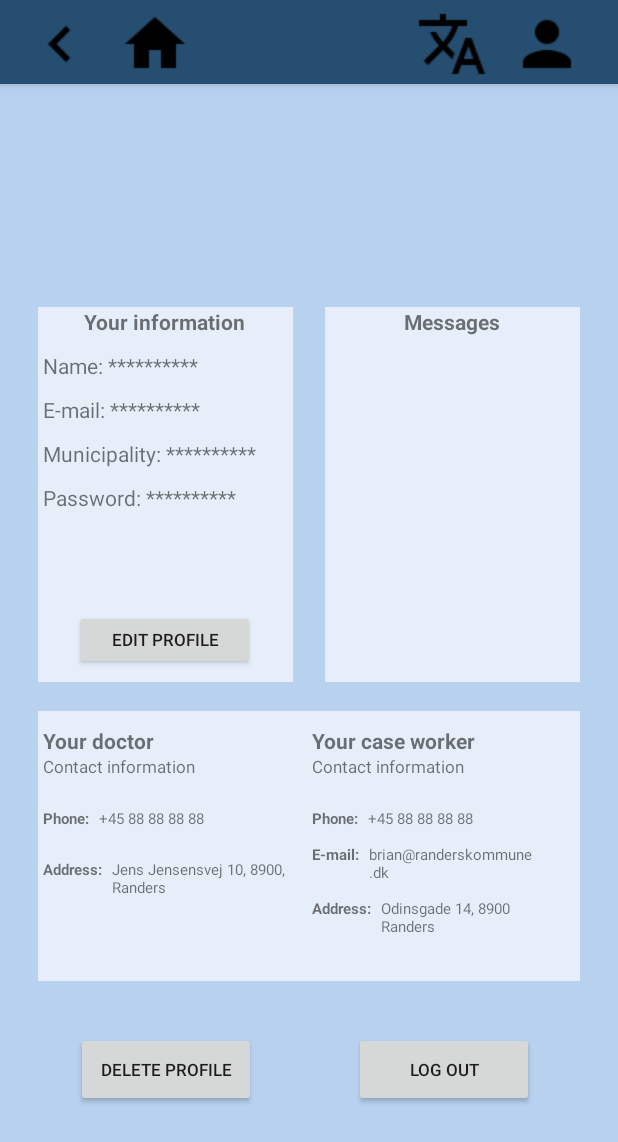
After one commit to m-kudahl/p8group1, an Android app: the ProfilePage screen opened directly, with no data from a screen before it, on a phone screen of 412 x 824 dp. The commit adds this screen. Shown: the top 1142 px of the screen. Run offline under Robolectric (Android 15) with nearby library versions, the phone set to English and light mode, and no system bars; our stand-ins replace Firebase (no records; nobody signed in at launch, a user with empty details on screens opened directly).

Commit message:
Login and subscribing to a campaign works, ProfilePage.java is partially working, still needs to have info adapted to the user

```diff
--- a/app/src/main/java/com/example/plswork/LoginActivity.java
+++ b/app/src/main/java/com/example/plswork/LoginActivity.java
@@ -40,7 +40,16 @@ public class LoginActivity extends AppCompatActivity {
 
         EditText editTextEmail = findViewById(R.id.editTextEmailAddress);
         EditText editTextPassword = findViewById(R.id.editTextPassword);
-        Button btn = (Button)findViewById(R.id.createaccountButton);
+        Button btn = (Button)findViewById(R.id.loginButton);
+        Button createBtn = (Button) findViewById(R.id.createaccountButton);
+
+        createBtn.setOnClickListener(new View.OnClickListener() {
+             @Override
+             public void onClick(View v) {
+                 Intent intent = new Intent(LoginActivity.this, RegisterActivity.class);
+                 startActivity(intent);
+             }
+        });
 
                 btn.setOnClickListener(new View.OnClickListener() {
                     @Override
@@ -53,7 +62,7 @@ public class LoginActivity extends AppCompatActivity {
 
 // Call the signInWithEmailAndPassword() method to sign in the user
                         mAuth.signInWithEmailAndPassword(email, password)
-                        .addOnCompleteListener( new OnCompleteListener<AuthResult>() {
+                                .addOnCompleteListener(new OnCompleteListener<AuthResult>() {
                                     @Override
                                     public void onComplete(@NonNull Task<AuthResult> task) {
                                         if (task.isSuccessful()) {
--- /dev/null
+++ b/app/src/main/java/com/example/plswork/ProfilePage.java
@@ -0,0 +1,32 @@
+package com.example.plswork;
+
+import androidx.appcompat.app.AppCompatActivity;
+
+import android.content.Intent;
+import android.os.Bundle;
+import android.view.View;
+import android.widget.Button;
+
+import com.google.firebase.auth.FirebaseAuth;
+
+public class ProfilePage extends AppCompatActivity {
+
+    @Override
+    protected void onCreate(Bundle savedInstanceState) {
+        super.onCreate(savedInstanceState);
+        setContentView(R.layout.activity_profile_page);
+        FirebaseAuth mAuth = FirebaseAuth.getInstance();
+
+        Button logOutBtn = (Button) findViewById(R.id.logOutBtn);
+
+        logOutBtn.setOnClickListener(new View.OnClickListener() {
+            @Override
+            public void onClick(View v) {
+                mAuth.signOut();
+                Intent intent = new Intent(ProfilePage.this, LoginActivity.class);
+                intent.addFlags(Intent.FLAG_ACTIVITY_CLEAR_TASK | Intent.FLAG_ACTIVITY_NEW_TASK);
+                startActivity(intent);
+            }
+        });
+    }
+}
--- a/app/src/main/java/com/example/plswork/Tab_Layout.java
+++ b/app/src/main/java/com/example/plswork/Tab_Layout.java
@@ -32,10 +32,19 @@ public class Tab_Layout extends AppCompatActivity {
         viewPagerAdapter = new TabLayoutViewPage(this);
         viewPager2.setAdapter(viewPagerAdapter);
 
+
         Toolbar toolbar = (Toolbar) findViewById(R.id.my_toolbar);
         setSupportActionBar(toolbar);
 
-        Button toolbarProfileBtn = (Button) findViewById(R.id.profile_btn);
+        Button toolbarProfileBtn = (Button) findViewById(R.id.profile_button);
+        toolbarProfileBtn.setOnClickListener(new View.OnClickListener() {
+            @Override
+            public void onClick(View v) {
+                Intent intent = new Intent(Tab_Layout.this, ProfilePage.class);
+                startActivity(intent);
+            }
+        });
+
 
 
 
--- /dev/null
+++ b/app/src/main/res/layout/activity_profile_page.xml
@@ -0,0 +1,424 @@
+<?xml version="1.0" encoding="utf-8"?>
+<androidx.constraintlayout.widget.ConstraintLayout xmlns:android="http://schemas.android.com/apk/res/android"
+    xmlns:app="http://schemas.android.com/apk/res-auto"
+    xmlns:tools="http://schemas.android.com/tools"
+    android:layout_width="match_parent"
+    android:layout_height="match_parent"
+    tools:context=".ProfilePage">
+
+    <include
+        layout="@layout/appbar" />
+    <RelativeLayout
+        android:layout_width="match_parent"
+        android:layout_height="match_parent"
+        android:orientation="vertical"
+        app:layout_constraintEnd_toEndOf="parent"
+        android:layout_marginTop="?attr/actionBarSize"
+
+        android:background="@color/bg">
+
+
+        <LinearLayout
+            android:layout_width="170dp"
+            android:layout_height="250dp"
+            android:layout_alignParentStart="true"
+            android:layout_alignParentBottom="true"
+            android:layout_marginStart="25dp"
+            android:layout_marginEnd="48dp"
+            android:layout_marginBottom="369dp"
+            android:background="@color/contentBox"
+            android:orientation="vertical">
+
+            <TextView
+                android:id="@+id/textViewYourInfo"
+                android:layout_width="wrap_content"
+                android:layout_height="wrap_content"
+                android:layout_gravity="center"
+                android:text="Your information"
+                android:textStyle="bold" />
+            <LinearLayout
+                android:layout_width="wrap_content"
+                android:layout_height="wrap_content"
+                android:orientation="horizontal">
+
+                <TextView
+                    android:id="@+id/textViewName"
+                    android:layout_width="wrap_content"
+                    android:paddingStart="3dp"
+                    android:layout_height="wrap_content"
+                    android:layout_weight="1"
+                    android:paddingEnd="3dp"
+                    android:paddingTop="10dp"
+                    android:text="Name:" />
+                <TextView
+                    android:id="@+id/textViewEditName"
+                    android:layout_width="wrap_content"
+                    android:layout_height="wrap_content"
+                    android:layout_weight="99"
+                    android:paddingTop="10dp"
+                    android:text="**********" />
+
+
+            </LinearLayout>
+            <LinearLayout
+                android:layout_width="wrap_content"
+                android:layout_height="wrap_content"
+                android:orientation="horizontal">
+
+                <TextView
+                    android:id="@+id/textViewEmail"
+                    android:layout_width="wrap_content"
+                    android:layout_height="wrap_content"
+                    android:layout_weight="99"
+                    android:paddingStart="3dp"
+                    android:paddingEnd="3dp"
+                    android:paddingTop="10dp"
+                    android:text="E-mail:" />
+                <TextView
+                    android:id="@+id/textViewEditEmail"
+                    android:layout_width="wrap_content"
+                    android:layout_height="wrap_content"
+                    android:layout_weight="99"
+                    android:paddingTop="10dp"
+                    android:text="**********" />
+
+            </LinearLayout>
+            <LinearLayout
+                android:layout_width="wrap_content"
+                android:layout_height="wrap_content"
+                android:orientation="horizontal">
+
+                <TextView
+                    android:id="@+id/textViewMunicipality"
+                    android:layout_width="wrap_content"
+                    android:layout_height="wrap_content"
+                    android:paddingStart="3dp"
+                    android:layout_weight="99"
+                    android:paddingEnd="3dp"
+                    android:paddingTop="10dp"
+                    android:text="Municipality:" />
+                <TextView
+                    android:id="@+id/textViewEditMunicipality"
+                    android:layout_width="wrap_content"
+                    android:layout_height="wrap_content"
+                    android:layout_weight="99"
+                    android:paddingTop="10dp"
+                    android:text="**********" />
+
+            </LinearLayout>
+            <LinearLayout
+                android:layout_width="wrap_content"
+                android:layout_height="wrap_content"
+                android:orientation="horizontal">
+
+                <TextView
+                    android:id="@+id/textViewPassword"
+                    android:layout_width="wrap_content"
+                    android:layout_height="wrap_content"
+                    android:paddingStart="3dp"
+                    android:layout_weight="99"
+                    android:paddingTop="10dp"
+                    android:paddingEnd="3dp"
+                    android:paddingBottom="65dp"
+                    android:text="Password:" />
+                <TextView
+                    android:id="@+id/textViewEditPassword"
+                    android:layout_width="wrap_content"
+                    android:layout_height="wrap_content"
+                    android:layout_weight="99"
+                    android:paddingTop="10dp"
+                    android:paddingBottom="65dp"
+                    android:text="**********" />
+
+            </LinearLayout>
+
+
+
+            <Button
+                android:layout_width="120dp"
+                android:layout_height="40dp"
+                android:layout_gravity="center"
+                android:textSize="11dp"
+                android:text="Edit Profile"/>
+
+        </LinearLayout>
+
+        <LinearLayout
+            android:layout_width="170dp"
+            android:layout_height="250dp"
+            android:layout_alignParentEnd="true"
+            android:layout_alignParentBottom="true"
+            android:layout_marginEnd="25dp"
+            android:layout_marginBottom="369dp"
+            android:background="@color/contentBox">
+            <ScrollView
+                android:layout_width="match_parent"
+                android:layout_height="match_parent"
+                android:id="@+id/messageScrollView">
+
+                <TextView
+                    android:id="@+id/textViewMessages"
+                    android:layout_width="wrap_content"
+                    android:layout_height="wrap_content"
+                    android:textStyle="bold"
+                    android:layout_gravity="center|top"
+                    android:text="Messages" />
+            </ScrollView>
+        </LinearLayout>
+
+        <LinearLayout
+            android:layout_width="360dp"
+            android:layout_height="180dp"
+            android:layout_alignParentStart="true"
+            android:layout_alignParentEnd="true"
+            android:layout_alignParentBottom="true"
+            android:layout_marginStart="25dp"
+            android:layout_marginEnd="25dp"
+            android:layout_marginBottom="170dp"
+            android:orientation="horizontal"
+            android:background="@color/contentBox">
+<LinearLayout
+    android:layout_width="179dp"
+    android:layout_height="match_parent"
+    android:orientation="vertical">
+<LinearLayout
+    android:layout_width="match_parent"
+    android:layout_height="wrap_content">
+    <TextView
+        android:id="@+id/TextViewDoctor"
+        android:layout_width="match_parent"
+        android:layout_height="wrap_content"
+        android:textStyle="bold"
+        android:paddingStart="3dp"
+        android:paddingTop="10dp"
+        android:text="Your doctor" />
+</LinearLayout>
+    <LinearLayout
+        android:layout_width="match_parent"
+        android:layout_height="wrap_content">
+    <TextView
+        android:id="@+id/textViewContactDoctor"
+        android:layout_width="wrap_content"
+        android:layout_height="wrap_content"
+        android:layout_weight="99"
+        android:textSize="11dp"
+        android:paddingStart="3dp"
+        android:text="Contact information" />
+    </LinearLayout>
+    <LinearLayout
+        android:layout_width="wrap_content"
+        android:layout_height="wrap_content"
+        android:orientation="horizontal">
+    <TextView
+        android:id="@+id/textViewDoctorPhone"
+        android:layout_width="wrap_content"
+        android:layout_height="wrap_content"
+        android:layout_weight="99"
+        android:textSize="10dp"
+        android:textStyle="bold"
+        android:paddingStart="3dp"
+        android:paddingTop="20dp"
+        android:paddingEnd="3dp"
+        android:text="Phone:" />
+    <TextView
+        android:id="@+id/textViewEditDoctorPhone"
+        android:layout_width="wrap_content"
+        android:layout_height="wrap_content"
+        android:layout_weight="99"
+        android:paddingTop="20dp"
+        android:textSize="10dp"
+        android:paddingStart="3dp"
+        android:text="+45 88 88 88 88" />
+    </LinearLayout>
+    <LinearLayout
+        android:layout_width="wrap_content"
+        android:layout_height="wrap_content"
+        android:orientation="horizontal">
+    <TextView
+        android:id="@+id/textViewDoctorAddress"
+        android:layout_width="wrap_content"
+        android:layout_height="wrap_content"
+        android:layout_weight="99"
+        android:textSize="10dp"
+        android:textStyle="bold"
+        android:paddingStart="3dp"
+        android:paddingTop="10dp"
+        android:paddingEnd="3dp"
+        android:text="Address:" />
+    <TextView
+        android:id="@+id/textViewEditDoctorAddress"
+        android:layout_width="120dp"
+        android:layout_height="wrap_content"
+        android:layout_weight="99"
+        android:paddingTop="20dp"
+        android:textSize="10dp"
+        android:paddingStart="3dp"
+        android:text="Jens Jensensvej 10, 8900, Randers" />
+    </LinearLayout>
+</LinearLayout>
+
+
+            <LinearLayout
+                android:layout_width="179dp"
+                android:layout_height="match_parent"
+                android:orientation="vertical">
+    <LinearLayout
+    android:layout_width="match_parent"
+    android:layout_height="wrap_content">
+        <TextView
+            android:id="@+id/textViewCaseWorker"
+            android:layout_width="wrap_content"
+            android:layout_height="wrap_content"
+            android:layout_weight="99"
+            android:paddingTop="10dp"
+            android:textStyle="bold"
+            android:layout_gravity="center"
+            android:paddingStart="3dp"
+            android:text="Your case worker" />
+
+
+</LinearLayout>
+                <LinearLayout
+                    android:layout_width="match_parent"
+                    android:layout_height="wrap_content">
+                    <TextView
+                        android:id="@+id/textViewContactCaseWorker"
+                        android:layout_width="wrap_content"
+                        android:layout_height="wrap_content"
+                        android:layout_weight="99"
+                        android:textSize="11dp"
+                        android:paddingStart="3dp"
+                        android:text="Contact information" />
+
+
+                </LinearLayout>
+
+                <LinearLayout
+                    android:layout_width="wrap_content"
+                    android:layout_height="wrap_content">
+                    <TextView
+                        android:id="@+id/textViewCaseWorkerPhone"
+                        android:layout_width="wrap_content"
+                        android:layout_height="wrap_content"
+                        android:layout_weight="99"
+                        android:textSize="10dp"
+                        android:textStyle="bold"
+                        android:paddingStart="3dp"
+                        android:paddingTop="20dp"
+                        android:paddingEnd="3dp"
+                        android:text="Phone:" />
+                    <TextView
+                        android:id="@+id/textViewEditCaseWorkerPhone"
+                        android:layout_width="120dp"
+                        android:layout_height="wrap_content"
+                        android:layout_weight="99"
+                        android:paddingTop="20dp"
+                        android:textSize="10dp"
+                        android:paddingStart="3dp"
+                        android:text="+45 88 88 88 88" />
+
+
+
+                </LinearLayout>
+
+                <LinearLayout
+                    android:layout_width="wrap_content"
+                    android:layout_height="wrap_content">
+                    <TextView
+                        android:id="@+id/textViewCaseWorkerEmail"
+                        android:layout_width="wrap_content"
+                        android:layout_height="wrap_content"
+                        android:layout_weight="99"
+                        android:textSize="10dp"
+                        android:textStyle="bold"
+                        android:paddingTop="10dp"
+                        android:paddingStart="3dp"
+                        android:paddingEnd="3dp"
+                        android:text="E-mail:" />
+                    <TextView
+                        android:id="@+id/textViewEditCaseWorkerEmail"
+                        android:layout_width="120dp"
+                        android:layout_height="wrap_content"
+                        android:layout_weight="99"
+                        android:paddingTop="10dp"
+                        android:textSize="10dp"
+                        android:paddingStart="3dp"
+                        android:text="brian@randerskommune.dk" />
+
+
+
+                </LinearLayout>
+
+                <LinearLayout
+                    android:layout_width="wrap_content"
+                    android:layout_height="wrap_content">
+                    <TextView
+                        android:id="@+id/textViewCaseWorkerAddress"
+                        android:layout_width="wrap_content"
+                        android:layout_height="wrap_content"
+                        android:layout_weight="99"
+                        android:textSize="10dp"
+                        android:textStyle="bold"
+                        android:paddingTop="10dp"
+                        android:paddingStart="3dp"
+                        android:paddingEnd="3dp"
+                        android:text="Address:" />
+                    <TextView
+                        android:id="@+id/textViewEditCaseWorkerAddress"
+                        android:layout_width="120dp"
+                        android:layout_height="wrap_content"
+                        android:layout_weight="99"
+                        android:paddingTop="10dp"
+                        android:textSize="10dp"
+                        android:paddingStart="3dp"
+                        android:text="Odinsgade 14, 8900 Randers" />
+
+
+
+                </LinearLayout>
+
+            </LinearLayout>
+
+
+        </LinearLayout>
+
+        <LinearLayout
+            android:layout_width="360dp"
+            android:layout_height="80dp"
+            android:layout_alignParentStart="true"
+            android:layout_alignParentEnd="true"
+            android:layout_alignParentBottom="true"
+            android:layout_marginStart="25dp"
+            android:layout_marginEnd="25dp"
+            android:layout_marginBottom="56dp"
+            android:orientation="horizontal">
+
+<LinearLayout
+    android:layout_width="120dp"
+    android:layout_height="match_parent"
+    android:layout_marginStart="25dp">
+
+    <Button
+        android:layout_width="match_parent"
+        android:layout_height="50dp"
+        android:id="@+id/deleteProfileBtn"
+        android:textSize="11dp"
+        android:text="Delete profile"/>
+
+</LinearLayout>
+            <LinearLayout
+                android:layout_width="120dp"
+                android:layout_height="match_parent"
+                android:layout_marginStart="65dp">
+
+                <Button
+                    android:layout_width="match_parent"
+                    android:layout_height="50dp"
+                    android:id="@+id/logOutBtn"
+                    android:textSize="11dp"
+                    android:text="Log out"/>
+
+            </LinearLayout>
+        </LinearLayout>
+    </RelativeLayout>
+</androidx.constraintlayout.widget.ConstraintLayout>
```
Also changed, not shown: app/src/main/AndroidManifest.xml (+15 -23 lines). Lines whose indentation alone changed are shown as unchanged.
